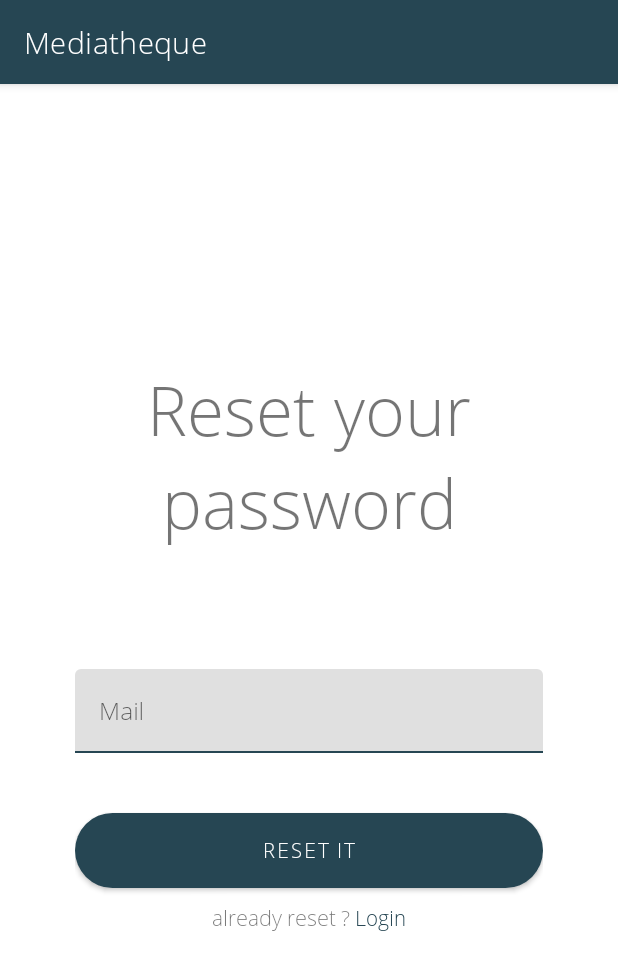
After one commit to pfeMediatheque/Mediatheque, an Android app: the ResetPasswordActivity screen opened directly, with no data from a screen before it, on a phone screen of 412 x 824 dp. The commit adds this screen. Shown: the top 970 px of the screen. Run offline under Robolectric (Android 15) with nearby library versions, the phone set to English and light mode, and no system bars.

Commit message:
Creation of the view to reset password

```diff
--- a/app/src/main/AndroidManifest.xml
+++ b/app/src/main/AndroidManifest.xml
@@ -1,8 +1,8 @@
 <?xml version="1.0" encoding="utf-8"?>
 <manifest xmlns:android="http://schemas.android.com/apk/res/android"
-    package="com.example.mediatheque" >
+    package="com.example.mediatheque">
 
-    <uses-permission android:name="android.permission.INTERNET"/>
+    <uses-permission android:name="android.permission.INTERNET" />
 
     <application
         android:allowBackup="true"
@@ -10,13 +10,18 @@
         android:label="@string/app_name"
         android:roundIcon="@mipmap/ic_launcher_round"
         android:supportsRtl="true"
-        android:theme="@style/Theme.Mediatheque" >
-        <activity android:name=".RegisterActivity" android:theme="@style/Theme.Mediatheque.NoActionBar"/>
-        <activity android:name=".MainActivity" android:theme="@style/Theme.Mediatheque.NoActionBar"/>
+        android:theme="@style/Theme.Mediatheque">
+        <activity android:name=".ResetPasswordActivity"></activity>
+        <activity
+            android:name=".RegisterActivity"
+            android:theme="@style/Theme.Mediatheque.NoActionBar" />
+        <activity
+            android:name=".MainActivity"
+            android:theme="@style/Theme.Mediatheque.NoActionBar" />
         <activity
             android:name=".LoginActivity"
             android:label="@string/app_name"
-            android:theme="@style/Theme.Mediatheque.NoActionBar" >
+            android:theme="@style/Theme.Mediatheque.NoActionBar">
             <intent-filter>
                 <action android:name="android.intent.action.MAIN" />
 
--- /dev/null
+++ b/app/src/main/java/com/example/mediatheque/ResetPasswordActivity.java
@@ -0,0 +1,14 @@
+package com.example.mediatheque;
+
+import androidx.appcompat.app.AppCompatActivity;
+
+import android.os.Bundle;
+
+public class ResetPasswordActivity extends AppCompatActivity {
+
+    @Override
+    protected void onCreate(Bundle savedInstanceState) {
+        super.onCreate(savedInstanceState);
+        setContentView(R.layout.activity_reset_password);
+    }
+}
--- /dev/null
+++ b/app/src/main/res/layout/activity_reset_password.xml
@@ -0,0 +1,71 @@
+<?xml version="1.0" encoding="utf-8"?>
+<LinearLayout xmlns:android="http://schemas.android.com/apk/res/android"
+    xmlns:app="http://schemas.android.com/apk/res-auto"
+    xmlns:tools="http://schemas.android.com/tools"
+    android:layout_width="match_parent"
+    android:layout_height="match_parent"
+    tools:context=".ResetPasswordActivity"
+
+    android:orientation="vertical"
+    android:gravity="center"
+    android:padding="50dp">
+
+    <TextView
+        android:layout_width="match_parent"
+        android:layout_height="wrap_content"
+        android:textAlignment="center"
+        android:text="@string/title_resetPassword"
+        android:textSize="45sp"
+        android:layout_marginBottom="80dp"
+        android:gravity="center_horizontal">
+    </TextView>
+
+    <com.google.android.material.textfield.TextInputLayout
+        android:layout_width="match_parent"
+        android:layout_height="wrap_content"
+        android:focusable="true"
+        android:focusableInTouchMode="true">
+
+        <com.google.android.material.textfield.TextInputEditText
+            android:id="@+id/editTextMail_ResetPasswordPage"
+            android:layout_width="match_parent"
+            android:layout_height="wrap_content"
+            android:ems="10"
+            android:hint="@string/mail"
+            android:inputType="text" />
+    </com.google.android.material.textfield.TextInputLayout>
+
+    <Button
+        android:id="@+id/buttonResetPassword_ResetPasswordPage"
+        android:layout_width="match_parent"
+        android:layout_height="50dp"
+        android:layout_marginTop="40dp"
+        android:background="@drawable/button_rounded"
+        android:text="@string/reset_it"
+        android:textColor="#FFFFFF" />
+
+    <LinearLayout
+        android:layout_width="wrap_content"
+        android:layout_height="wrap_content"
+        android:layout_marginTop="10dp"
+        android:orientation="horizontal">
+
+        <TextView
+            android:layout_width="wrap_content"
+            android:layout_height="35dp"
+            android:text="@string/already_reset" />
+
+        <TextView
+            android:id="@+id/textViewLogin_ResetPasswordPage"
+            android:layout_width="wrap_content"
+            android:layout_height="35dp"
+            android:paddingLeft="3dp"
+            android:text="@string/login"
+            android:textColor="#264653"
+            android:textStyle="bold"
+            android:paddingStart="3dp"
+            tools:ignore="RtlSymmetry" />
+
+    </LinearLayout>
+
+</LinearLayout>
--- a/app/src/main/res/values/strings.xml
+++ b/app/src/main/res/values/strings.xml
@@ -21,8 +21,11 @@
     <string name="not_registered">Do not have an account yet ?</string>
     <string name="register">Register</string>
     <string name="reset_password">You forget your password ?</string>
+    <string name="confim_password">Confim password</string>
+    <string name="already_registered">Already registered ?</string>
+
+    <string name="title_resetPassword">Reset your password</string>
     <string name="reset_it">Reset it</string>
-    <string name="confim_password">Confim Password</string>
-    <string name="already_registered">Already Registered ?</string>
-    <string name="stay_connect">Stay connect</string>
+    <string name="already_reset">already reset ?</string>
+
 </resources>
```
